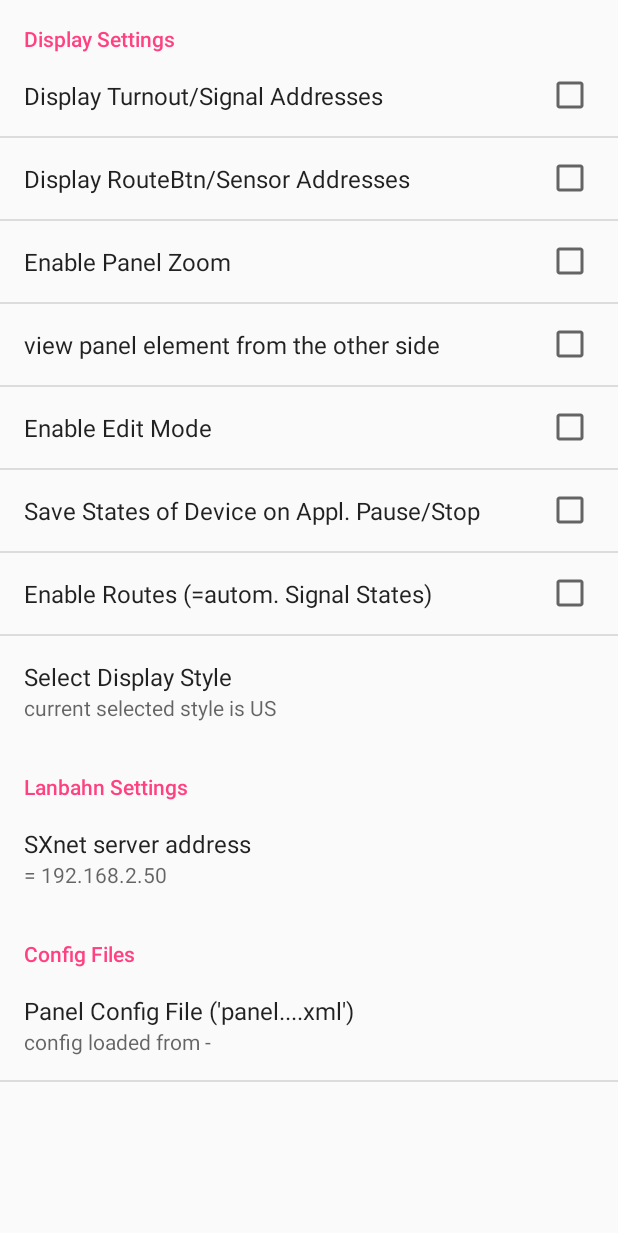
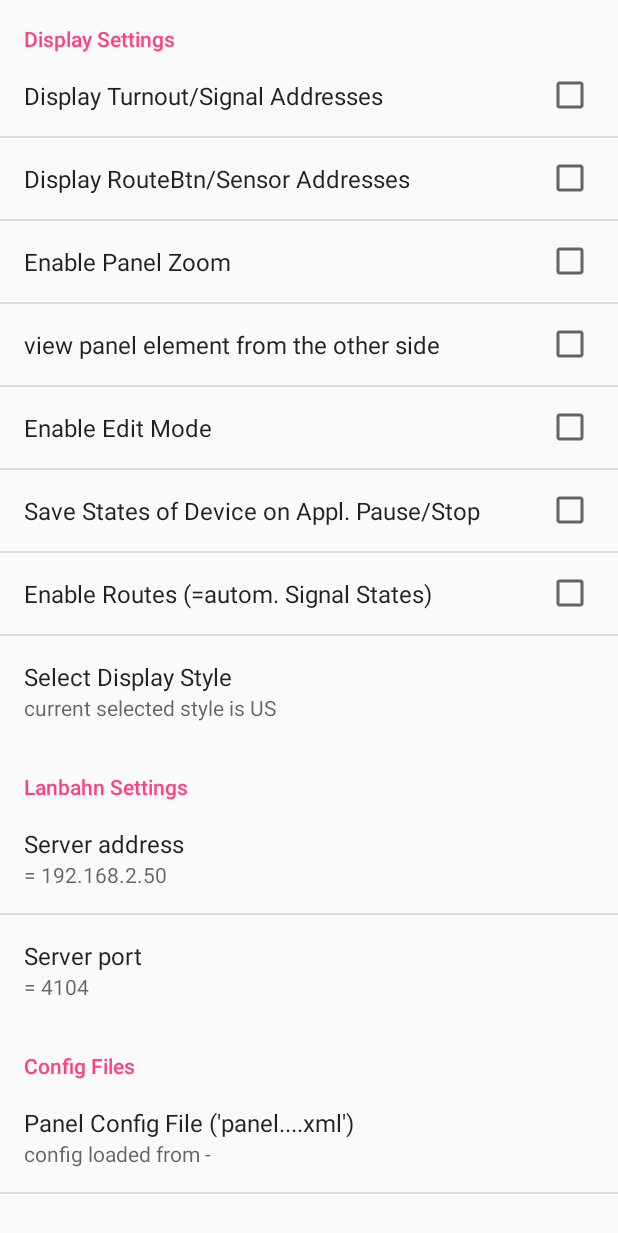
Before and after one commit to michael71/LanbahnPanel, an Android app: the Preferences screen opened directly, with no data from a screen before it, on a phone screen of 412 x 824 dp. Shown: the top 1233 px of the screen. Run offline under Robolectric (Android 15) with nearby library versions, the phone set to English and light mode, and no system bars.

```diff
--- a/app/src/main/java/de/blankedv/lanbahnpanel/model/Constants.kt
+++ b/app/src/main/java/de/blankedv/lanbahnpanel/model/Constants.kt
@@ -23,6 +23,7 @@ const val KEY_XOFF = "xoffPref"
 const val KEY_YOFF = "yoffPref"
 const val KEY_SCALE = "scalePref"
 const val KEY_IP = "ipPref"
+const val KEY_PORT = "portPref"
 const val KEY_CONFIG_FILE = "configFilenamePref"
 
 const val LBP_NOTIFICATION_ID = 201 //arbitrary id for notification
@@ -53,9 +54,10 @@ const val POWER_UNKNOWN = INVALID_INT
 const val POWER_ON = 1
 const val POWER_OFF = 0
 const val POWER_CHANNEL = 1000   // global power state is requested using  this address
+const val LIFECHECK_SECONDS = 10  // every 10 seconds check if server connection is alive
 
-
-const val SXNET_PORT = 4104
+const val DEFAULT_SXNET_PORT = "4104"  // string
+const val DEFAULT_SXNET_IP = "192.168.178.29"  // string
 const val LBMIN = 1 // minimum sx channel number
 const val LBMAX = 9999 // maximum lanbahn channel number
 
--- a/app/src/main/java/de/blankedv/lanbahnpanel/model/LanbahnPanelApplication.kt
+++ b/app/src/main/java/de/blankedv/lanbahnpanel/model/LanbahnPanelApplication.kt
@@ -236,7 +236,6 @@ class LanbahnPanelApplication : Application() {
             } else {
                 return client!!.isConnected()
             }
-            return false
         }
     }
 }
--- a/app/src/main/java/de/blankedv/lanbahnpanel/view/LanbahnPanelActivity.kt
+++ b/app/src/main/java/de/blankedv/lanbahnpanel/view/LanbahnPanelActivity.kt
@@ -434,9 +434,10 @@ class LanbahnPanelActivity : AppCompatActivity() {
 
         val prefs = PreferenceManager
                 .getDefaultSharedPreferences(this)
-        val ip = prefs.getString(KEY_IP, "192.168.1.39")
+        val ip = prefs.getString(KEY_IP, DEFAULT_SXNET_IP)
+        val port = Integer.parseInt(prefs.getString(KEY_PORT, DEFAULT_SXNET_PORT))
 
-        client = RRConnectionThread(this, ip!!, SXNET_PORT, appHandler)
+        client = RRConnectionThread(this, ip!!, port, appHandler)
         client?.start()
 
         Thread.sleep(300)
--- a/app/src/main/java/de/blankedv/lanbahnpanel/view/Preferences.kt
+++ b/app/src/main/java/de/blankedv/lanbahnpanel/view/Preferences.kt
@@ -29,6 +29,7 @@ class Preferences : PreferenceActivity(), OnSharedPreferenceChangeListener {
     private var selectStylePref: ListPreference? = null
     private var configFilenamePref: ListPreference? = null
     private var ipPref: EditTextPreference? = null
+    private var portPref: EditTextPreference? = null
 
 
     public override fun onCreate(savedInstanceState: Bundle?) {
@@ -43,6 +44,7 @@ class Preferences : PreferenceActivity(), OnSharedPreferenceChangeListener {
         saveStatesPref = preferenceScreen.findPreference(KEY_SAVE_STATES) as CheckBoxPreference
         routesPref = preferenceScreen.findPreference(KEY_ROUTES) as CheckBoxPreference
         ipPref = preferenceScreen.findPreference(KEY_IP) as EditTextPreference
+        portPref = preferenceScreen.findPreference(KEY_PORT) as EditTextPreference
         flipPref = preferenceScreen.findPreference(KEY_FLIP) as CheckBoxPreference
 
         selectStylePref = preferenceScreen.findPreference(KEY_STYLE_PREF) as ListPreference
@@ -50,7 +52,8 @@ class Preferences : PreferenceActivity(), OnSharedPreferenceChangeListener {
 
         val prefs = PreferenceManager
                 .getDefaultSharedPreferences(this)
-        ipPref!!.summary = "= " + prefs.getString(KEY_IP, "")!!
+        ipPref!!.summary = "= " + prefs.getString(KEY_IP, DEFAULT_SXNET_IP)!!
+        portPref!!.summary = "= " + prefs.getString(KEY_PORT, DEFAULT_SXNET_PORT)!!
         selectStylePref!!.summary = "current selected style is " + prefs.getString(KEY_STYLE_PREF, "?")!!
         configFilenamePref = preferenceScreen.findPreference(KEY_CONFIG_FILE) as ListPreference
         //locosFilenamePref = (ListPreference)getPreferenceScreen().findPreference(KEY_LOCOS_FILE);
@@ -100,7 +103,8 @@ class Preferences : PreferenceActivity(), OnSharedPreferenceChangeListener {
                 Log.d(TAG, "saveStates changed =$saveStates")
             }
             KEY_ENABLE_EDIT -> enableEdit = sharedPreferences.getBoolean(KEY_ENABLE_EDIT, false)
-            KEY_IP -> ipPref!!.summary = "= " + sharedPreferences.getString(KEY_IP, "")!!
+            KEY_IP -> ipPref!!.summary = "= " + sharedPreferences.getString(KEY_IP, DEFAULT_SXNET_IP)!!
+            KEY_PORT -> portPref!!.summary = "= " + sharedPreferences.getString(KEY_PORT, DEFAULT_SXNET_PORT)!!
             KEY_CONFIG_FILE -> configFilenamePref!!.summary = "config loaded from " + sharedPreferences.getString(KEY_CONFIG_FILE, "-")!!
             else -> Log.e(TAG, "unhandled preferences change, key=$key")
         }
@@ -132,6 +136,7 @@ class Preferences : PreferenceActivity(), OnSharedPreferenceChangeListener {
         val prefs = PreferenceManager
                 .getDefaultSharedPreferences(this)
         ipPref!!.summary = "= " + prefs.getString(KEY_IP, "")!!
+        portPref!!.summary = "= " + prefs.getString(KEY_PORT, DEFAULT_SXNET_PORT)!!
         selectStylePref!!.summary = "current selected style is " + prefs.getString(KEY_STYLE_PREF, "?")!!
     }
 
@@ -145,30 +150,23 @@ class Preferences : PreferenceActivity(), OnSharedPreferenceChangeListener {
         var mExternalStorageAvailable = false
         val state = Environment.getExternalStorageState()
 
-        if (Environment.MEDIA_MOUNTED == state) {
+        if ((Environment.MEDIA_MOUNTED == state) or (Environment.MEDIA_MOUNTED_READ_ONLY == state)) {
             // We can read and write the media
-            mExternalStorageAvailable = true
-        } else if (Environment.MEDIA_MOUNTED_READ_ONLY == state) {
-            // We can only read the media
             mExternalStorageAvailable = true
         } else {
             // Something else is wrong. It may be one of many other states, but all we need
             //  to know is we can neither read nor write
             mExternalStorageAvailable = false
+            Log.d(TAG, "cannot read externalStorageDirectory ")
+            return null
         }
 
-        if (mExternalStorageAvailable) {
+
 
             val dir = File(Environment.getExternalStorageDirectory().toString() + "/" + DIRECTORY)
             Log.d(TAG, "reading directory " + dir.absolutePath)
 
             return dir.list()
-
-
-        } else {
-            Log.d(TAG, "cannot read externalStorageDirectory ")
-            return null
-        }
 
     }
 
--- a/app/src/main/res/values/strings.xml
+++ b/app/src/main/res/values/strings.xml
@@ -32,27 +32,29 @@
     <string name="sel_style">Select Display Style</string>
     <string name="sel_style_default">US</string>
     <string name="aboutString">"LanbahnPanel is free software - you can redistribute it and/or modify it under the terms of the GNU General Public License as published by the Free Software Foundation, version 3. LanbahnPanel is distributed in the hope that it will be useful, but WITHOUT ANY WARRANTY; without even the implied warranty of MERCHANTABILITY or FITNESS FOR A PARTICULAR PURPOSE.  For details about the GNU General Public License see http://www.gnu.org/licenses "</string>
-    <string name="copyrightString">Copyright 2014-2018 - Michael Blank - mblank@bawue.de</string>
+    <string name="copyright_string" translatable="false">Copyright 2014-2018 - Michael Blank - mblank@bawue.de</string>
     <string name="usageString">to be used with SX3-PC program (SELECTRIX) or LbServer (FREMO, LocoNet)</string>
     <string name="moreInfoString">more info on http://www.oscale.net/android</string>
-    <string name="lanbahnpanelTitleString">LanbahnPanel</string>
+    <string name="lanbahnpanelTitleString" translatable="false">LanbahnPanel</string>
     <string name="versionUnknown">version x.x</string>
     <string name="unknown">-?-</string>
     <string name="wifi_disconnected">No Wifi !</string>
     <string name="draw_routebtn_addresses">Display RouteBtn/Sensor Addresses</string>
     <string name="general_settings" translatable="false">Settings</string>
     <string name="files_settings" translatable="false">Config Files</string>
-    <string name="port_sh" translatable="false">Server Port</string>
+    <string name="default_sxnet_port" translatable="false">4104</string>
     <string name="default_server_ip" translatable="false">192.168.2.50</string>
     <string name="questionmark">-?-</string>
-<string name="notification_title">LanbahnPanel running</string>
-    <string name="notification_text">re-open LanbahnPanel</string>
+<string name="notification_title" translatable="false">LanbahnPanel running</string>
+    <string name="notification_text" translatable="false">re-open LanbahnPanel</string>
     <string name="default_notification_channel_id" translatable="false">lanbahn_default_channel</string>
     <!--
         This is the name that users will see when interacting with this channel.
         It should describe the category of notifications that will be sent through this channel
      -->
-    <string name="default_notification_channel_name" translatable="true">Lanbahn</string>
-    <string name="check_service">Check Service</string>
-    <string name="panel_cfg_files">Panel Config File (\'panel....xml\')</string>
+    <string name="default_notification_channel_name" translatable="false">Lanbahn</string>
+    <string name="check_service" translatable="false">Check Service</string>
+    <string name="panel_cfg_files" translatable="false">Panel Config File (\'panel....xml\')</string>
+    <string name="server_port" translatable="false">Server port</string>
+    <string name="not_connected" translatable="false">currently not connected to a server</string>
 </resources>
--- a/app/src/main/res/xml/preferences.xml
+++ b/app/src/main/res/xml/preferences.xml
@@ -46,11 +46,19 @@
                 android:key="autoIPPref"
                 android:title="Automatically configure IP" /> -->
         <EditTextPreference
-            android:name="SXnet server address"
+            android:name="Server address"
             android:defaultValue="@string/default_server_ip"
             android:key="ipPref"
             android:summary="@string/questionmark"
-            android:title="SXnet server address" />
+            android:title="Server address"
+            android:digits=".0123456789"/>
+        <EditTextPreference
+            android:name="@string/server_port"
+            android:defaultValue="@string/default_sxnet_port"
+            android:key="portPref"
+            android:summary="@string/questionmark"
+            android:title="Server port"
+            android:digits="0123456789"/>
 
     </PreferenceCategory>
     <PreferenceCategory android:title="@string/files_settings">
```
Also changed, not shown: app/src/main/java/de/blankedv/lanbahnpanel/railroad/RRConnectionThread.kt (+22 -9 lines), app/src/main/java/de/blankedv/lanbahnpanel/railroad/SXnetClient.kt (+9 -6 lines), app/src/main/java/de/blankedv/lanbahnpanel/view/AboutActivity.kt (+11 -14 lines), app/src/main/res/layout/about.xml (+5 -2 lines), 2 other files.
